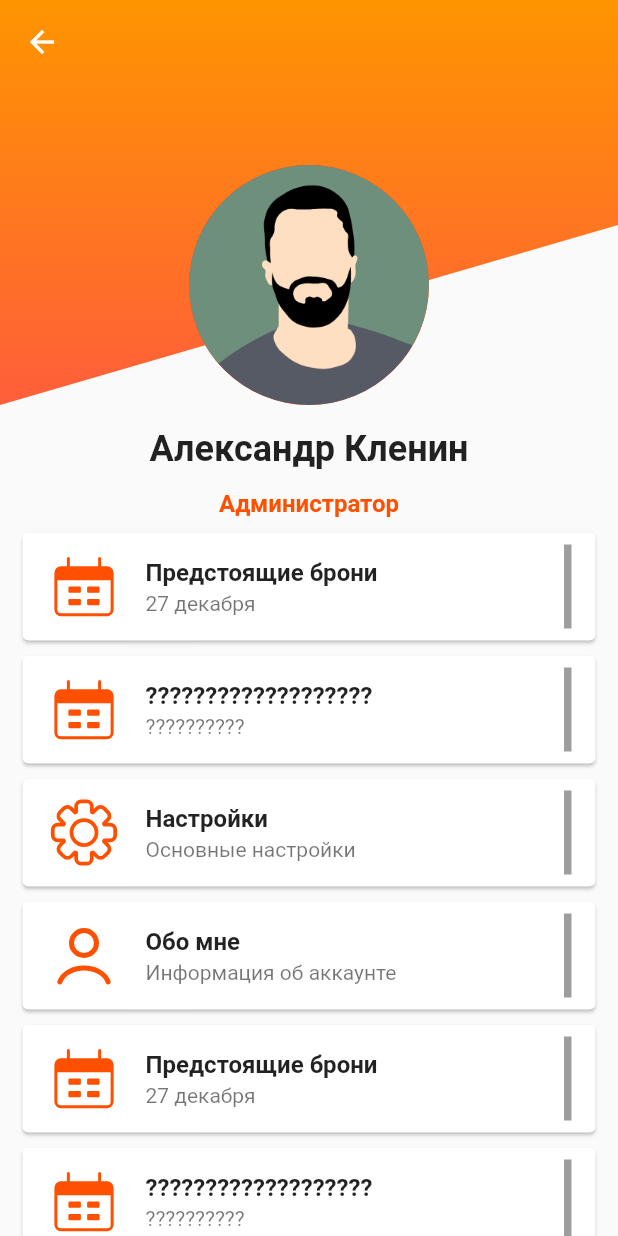
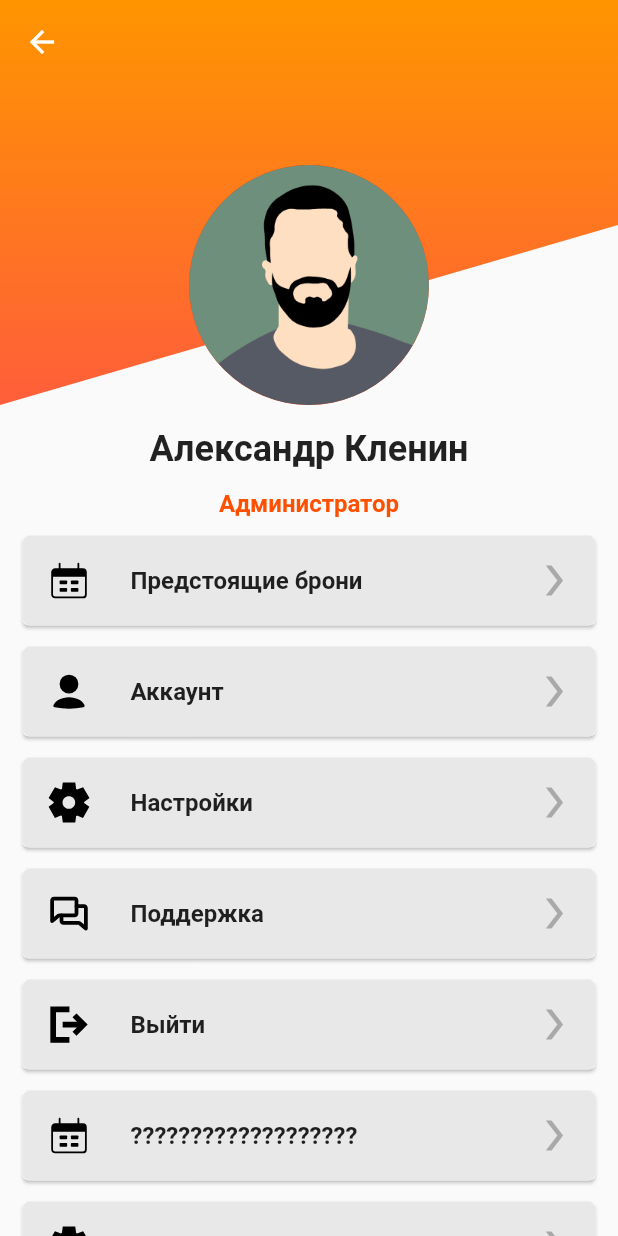
Before and after one commit to WordyArc/atb_plugin, a Flutter app: the Profile screen opened directly, on a phone screen of 412 x 824 dp. Run offline on Flutter 3.47's test engine with Material 2 defaults, Android fonts, the phone set to English and light mode, and no system bars; our stand-ins replace flutter_svg.

Commit message:
Update profile_card: refactoring

```diff
--- a/lib/ui/screens/profile.dart
+++ b/lib/ui/screens/profile.dart
@@ -108,73 +108,61 @@ class _ProfileState extends State<Profile> {
               children: [
                 ProfileCard(
                   title: 'Предстоящие брони',
-                  subtitle: '27 декабря',
+                  pathToIcon: 'assets/svg/date.svg',
+                  onPressed: onPressed,
+                ),
+                ProfileCard(
+                  title: 'Аккаунт',
+                  pathToIcon: 'assets/svg/user.svg',
+                  onPressed: onPressed,
+                ),
+                ProfileCard(
+                  title: 'Настройки',
+                  pathToIcon: 'assets/svg/setting.svg',
+                  onPressed: onPressed,
+                ),
+                ProfileCard(
+                  title: 'Поддержка',
+                  pathToIcon: 'assets/svg/support.svg',
+                  onPressed: onPressed,
+                ),
+                ProfileCard(
+                  title: 'Выйти',
+                  pathToIcon: 'assets/svg/exit.svg',
+                  onPressed: onPressed,
+                ),
+                ProfileCard(
+                  title: '???????????????????',
                   pathToIcon: 'assets/svg/date.svg',
                   onPressed: onPressed,
                 ),
                 ProfileCard(
                   title: '???????????????????',
-                  subtitle: '??????????',
-                  pathToIcon: 'assets/svg/date.svg',
-                  onPressed: onPressed,
-                ),
-                ProfileCard(
-                  title: 'Настройки',
-                  subtitle: 'Основные настройки',
                   pathToIcon: 'assets/svg/setting.svg',
                   onPressed: onPressed,
                 ),
                 ProfileCard(
-                  title: 'Обо мне',
-                  subtitle: 'Информация об аккаунте',
+                  title: '???????????????????',
                   pathToIcon: 'assets/svg/profile.svg',
                   onPressed: onPressed,
                 ),
                 ProfileCard(
-                  title: 'Предстоящие брони',
-                  subtitle: '27 декабря',
+                  title: '???????????????????',
                   pathToIcon: 'assets/svg/date.svg',
                   onPressed: onPressed,
                 ),
                 ProfileCard(
                   title: '???????????????????',
-                  subtitle: '??????????',
-                  pathToIcon: 'assets/svg/date.svg',
-                  onPressed: onPressed,
-                ),
-                ProfileCard(
-                  title: 'Настройки',
-                  subtitle: 'Основные настройки',
-                  pathToIcon: 'assets/svg/setting.svg',
-                  onPressed: onPressed,
-                ),
-                ProfileCard(
-                  title: 'Обо мне',
-                  subtitle: 'Информация об аккаунте',
-                  pathToIcon: 'assets/svg/profile.svg',
-                  onPressed: onPressed,
-                ),
-                ProfileCard(
-                  title: 'Предстоящие брони',
-                  subtitle: '27 декабря',
                   pathToIcon: 'assets/svg/date.svg',
                   onPressed: onPressed,
                 ),
                 ProfileCard(
                   title: '???????????????????',
-                  subtitle: '??????????',
-                  pathToIcon: 'assets/svg/date.svg',
-                  onPressed: onPressed,
-                ),
-                ProfileCard(
-                  title: 'Настройки',
-                  subtitle: 'Основные настройки',
                   pathToIcon: 'assets/svg/setting.svg',
                   onPressed: onPressed,
                 ),
                 ProfileCard(
-                  title: 'Обо мне',
-                  subtitle: 'Информация об аккаунте',
+                  title: '???????????????????',
                   pathToIcon: 'assets/svg/profile.svg',
                   onPressed: onPressed,
                 ),
--- a/lib/ui/widgets/profile_card.dart
+++ b/lib/ui/widgets/profile_card.dart
@@ -4,16 +4,18 @@ import 'package:flutter_svg/svg.dart';
 
 class ProfileCard extends StatelessWidget {
   final String title;
-  final String subtitle;
   final String pathToIcon;
   final VoidCallback onPressed;
 
-  static const double _iconSize = 50.0;
+  static const Color _cardBackgroundColor = Color(0xFFE8E8E8);
+  static const double _leadingSize = 30.0;
+  static const String _trailingPath = 'assets/svg/chevron_down.svg';
+  static const double _trailingSize = 24.0;
+  static const Color _trailingColor = Color(0xFFA9A9A9);
 
   const ProfileCard({
     Key? key,
     required this.title,
-    required this.subtitle,
     required this.pathToIcon,
     required this.onPressed,
   }) : super(key: key);
@@ -22,35 +24,35 @@ class ProfileCard extends StatelessWidget {
   @override
   Widget build(BuildContext context) {
     return Card(
-      margin: const EdgeInsets.symmetric(horizontal: 15, vertical: 5),
-      child: Column(
-        mainAxisSize: MainAxisSize.min,
-        children: <Widget>[
-          ListTile(
+      margin: const EdgeInsets.symmetric(horizontal: 15, vertical: 7),
+      child: Container(
+        decoration: BoxDecoration(
+          color: _cardBackgroundColor,
+          borderRadius: BorderRadius.circular(5),
+        ),
+        child: ListTile(
           onTap: onPressed,
-            leading: ConstrainedBox(
-              constraints: const BoxConstraints(
-                minWidth: _iconSize,
-                minHeight: _iconSize,
-                maxWidth: _iconSize,
-                maxHeight: _iconSize,
-              ),
-              child: SvgPicture.asset(
+          leading: SvgPicture.asset(
               pathToIcon,
-                  color: atbMainColor,
-              ),
+              color: Colors.black,
+              width: _leadingSize,
+            height: _leadingSize,
           ),
           title: Text(
             title,
-              style: const TextStyle(fontWeight: FontWeight.bold),
+            style: const TextStyle(
+              fontSize: 16,
+              fontWeight: FontWeight.w600,
             ),
-            trailing: Container(
-              width: 5,
-              color: Colors.grey,
           ),
-            subtitle: Text(subtitle),
+          trailing: SvgPicture.asset(
+            _trailingPath,
+            color: _trailingColor,
+            width: _trailingSize,
+            height: _trailingSize,
           ),
-        ],
+          visualDensity: const VisualDensity(vertical: 1),
+        ),
       ),
     );
   }
--- a/pubspec.yaml
+++ b/pubspec.yaml
@@ -71,6 +71,10 @@ flutter:
     - assets/svg/email.svg
     - assets/svg/phone.svg
     - assets/svg/home.svg
+    - assets/svg/chevron_down.svg
+    - assets/svg/user.svg
+    - assets/svg/support.svg
+    - assets/svg/exit.svg
   #   - images/a_dot_ham.jpeg
 
   # An image asset can refer to one or more resolution-specific "variants", see
```
Also changed, not shown: assets/svg/chevron_down.svg (added), assets/svg/exit.svg (added), assets/svg/setting.svg, assets/svg/support.svg (added), assets/svg/user.svg (added). Lines whose indentation alone changed are shown as unchanged.
